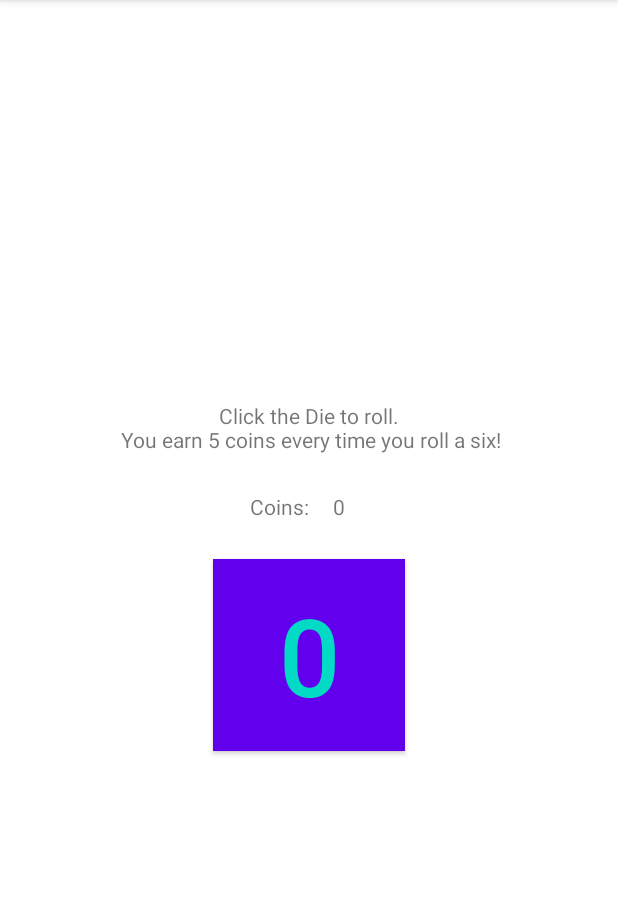
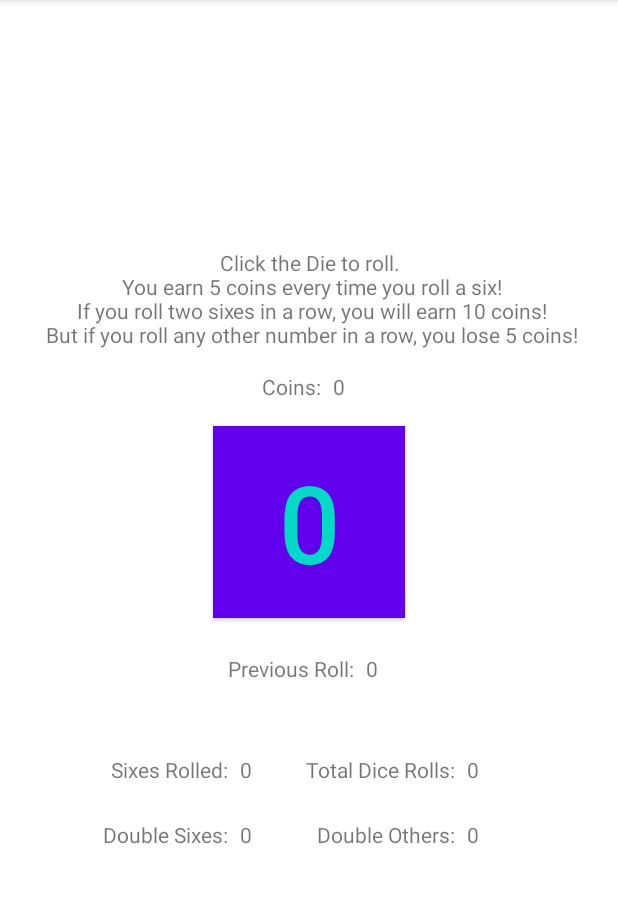
Before and after one commit to rohira-dhruv/DiceGames, an Android app: the screen it shows after launch (WalletActivity), on a phone screen of 412 x 824 dp, the part 84-987 px from its top. Run offline under Robolectric (Android 15) with nearby library versions, the phone set to English and light mode, and no system bars.

Commit message:
Finalize Portrait UI

```diff
--- a/app/src/main/java/androidsamples/java/dicegames/WalletActivity.java
+++ b/app/src/main/java/androidsamples/java/dicegames/WalletActivity.java
@@ -18,6 +18,11 @@ public class WalletActivity extends AppCompatActivity {
 
   private TextView mTxtBalance;
   private Button mBtnRoll;
+  private TextView mPrevRoll;
+  private TextView mSingleSixes;
+  private TextView mTotalRolls;
+  private TextView mDoubleSixes;
+  private TextView mDoubleOthers;
   private WalletViewModel mWalletVM;
 
   @Override
@@ -29,6 +34,11 @@ public class WalletActivity extends AppCompatActivity {
 
     mTxtBalance = findViewById(R.id.txt_balance);
     mBtnRoll = findViewById(R.id.btn_roll);
+    mPrevRoll = findViewById(R.id.txt_prev_roll_value);
+    mSingleSixes = findViewById(R.id.txt_sixes_rolled_value);
+    mTotalRolls = findViewById(R.id.txt_total_rolls_value);
+    mDoubleOthers = findViewById(R.id.txt_double_others_value);
+    mDoubleSixes = findViewById(R.id.txt_double_sixes_value);
 
     mWalletVM = new ViewModelProvider(this).get(WalletViewModel.class);
 
@@ -60,6 +70,11 @@ public class WalletActivity extends AppCompatActivity {
   private void updateUI() {
     mTxtBalance.setText(Integer.toString(mWalletVM.balance()));
     mBtnRoll.setText(Integer.toString(mWalletVM.dieValue()));
+    mPrevRoll.setText(Integer.toString(mWalletVM.previousRoll()));
+    mSingleSixes.setText(Integer.toString(mWalletVM.singleSixes()));
+    mTotalRolls.setText(Integer.toString(mWalletVM.totalRolls()));
+    mDoubleSixes.setText(Integer.toString(mWalletVM.doubleSixes()));
+    mDoubleOthers.setText(Integer.toString(mWalletVM.doubleOthers()));
   }
 
 //  @Override
--- a/app/src/main/res/layout-land/activity_wallet.xml
+++ b/app/src/main/res/layout-land/activity_wallet.xml
@@ -1,31 +1,169 @@
 <?xml version="1.0" encoding="utf-8"?>
+
+<!--<androidx.constraintlayout.widget.ConstraintLayout xmlns:android="http://schemas.android.com/apk/res/android"-->
+<!--    xmlns:app="http://schemas.android.com/apk/res-auto"-->
+<!--    xmlns:tools="http://schemas.android.com/tools"-->
+<!--    android:id="@+id/linearLayout2"-->
+<!--    android:layout_width="match_parent"-->
+<!--    android:layout_height="match_parent"-->
+<!--    android:gravity="center">-->
+
+<!--    <TextView-->
+<!--        android:id="@+id/txt_info"-->
+<!--        android:layout_width="wrap_content"-->
+<!--        android:layout_height="wrap_content"-->
+<!--        android:layout_marginTop="21dp"-->
+<!--        android:layout_marginEnd="17dp"-->
+<!--        android:layout_marginRight="17dp"-->
+<!--        android:text="@string/txt_info"-->
+<!--        android:textAlignment="center"-->
+<!--        app:layout_constraintEnd_toStartOf="@+id/btn_die"-->
+<!--        app:layout_constraintTop_toTopOf="@+id/btn_die" />-->
+
+
+<!--    <TextView-->
+<!--        android:id="@+id/txt_balance_label"-->
+<!--        android:layout_width="wrap_content"-->
+<!--        android:layout_height="wrap_content"-->
+<!--        android:layout_marginBottom="16dp"-->
+<!--        android:text="@string/coins"-->
+<!--        app:layout_constraintBottom_toTopOf="@+id/btn_die"-->
+<!--        app:layout_constraintEnd_toStartOf="@+id/txt_balance" />-->
+
+<!--    <TextView-->
+<!--        android:id="@+id/txt_balance"-->
+<!--        android:layout_width="wrap_content"-->
+<!--        android:layout_height="wrap_content"-->
+<!--        android:layout_marginEnd="196dp"-->
+<!--        android:layout_marginRight="196dp"-->
+<!--        android:padding="16dp"-->
+<!--        android:text="@string/zero"-->
+<!--        app:layout_constraintBaseline_toBaselineOf="@+id/txt_balance_label"-->
+<!--        app:layout_constraintEnd_toEndOf="parent" />-->
+
+
+<!--    <Button-->
+<!--        android:id="@+id/btn_die"-->
+<!--        android:layout_width="128dp"-->
+<!--        android:layout_height="128dp"-->
+<!--        android:layout_marginBottom="116dp"-->
+<!--        android:background="@color/purple_200"-->
+<!--        android:text="@string/zero"-->
+<!--        android:textAlignment="center"-->
+<!--        android:textColor="@color/teal_200"-->
+<!--        android:textSize="72sp"-->
+<!--        app:layout_constraintBottom_toBottomOf="parent"-->
+<!--        app:layout_constraintEnd_toStartOf="@+id/txt_balance"-->
+<!--        app:layout_constraintStart_toStartOf="@+id/txt_balance" />-->
+
+
+<!--</androidx.constraintlayout.widget.ConstraintLayout>-->
 
 <androidx.constraintlayout.widget.ConstraintLayout xmlns:android="http://schemas.android.com/apk/res/android"
     xmlns:app="http://schemas.android.com/apk/res-auto"
     xmlns:tools="http://schemas.android.com/tools"
-    android:id="@+id/linearLayout2"
+    android:id="@+id/linearLayout"
     android:layout_width="match_parent"
     android:layout_height="match_parent"
     android:gravity="center">
+
 
     <TextView
         android:id="@+id/txt_info"
         android:layout_width="wrap_content"
         android:layout_height="wrap_content"
-        android:layout_marginTop="21dp"
-        android:layout_marginEnd="17dp"
-        android:layout_marginRight="17dp"
+        android:layout_marginEnd="57dp"
+        android:layout_marginBottom="81dp"
         android:text="@string/txt_info"
         android:textAlignment="center"
-        app:layout_constraintEnd_toStartOf="@+id/btn_roll"
-        app:layout_constraintTop_toTopOf="@+id/btn_roll" />
+        app:layout_constraintBottom_toBottomOf="@+id/btn_roll"
+        app:layout_constraintEnd_toStartOf="@+id/btn_roll" />
+
+
+    <TextView
+        android:id="@+id/txt_sixes_rolled_label"
+        android:layout_width="wrap_content"
+        android:layout_height="wrap_content"
+        android:layout_marginEnd="39dp"
+        android:text="@string/sixes_rolled_label"
+        app:layout_constraintBaseline_toBaselineOf="@+id/txt_sixes_rolled_value"
+        app:layout_constraintEnd_toEndOf="@+id/txt_sixes_rolled_value" />
+
+    <TextView
+        android:id="@+id/txt_sixes_rolled_value"
+        android:layout_width="wrap_content"
+        android:layout_height="wrap_content"
+        android:padding="16dp"
+        android:text="@string/zero"
+        app:layout_constraintStart_toStartOf="@+id/txt_double_sixes_value"
+        app:layout_constraintTop_toBottomOf="@+id/txt_info" />
+
+    <TextView
+        android:id="@+id/txt_total_rolls_label"
+        android:layout_width="wrap_content"
+        android:layout_height="wrap_content"
+        android:layout_marginTop="16dp"
+        android:text="@string/total_rolls_label"
+        android:layout_marginStart="96dp"
+        app:layout_constraintBaseline_toBaselineOf="@id/txt_sixes_rolled_label"
+        app:layout_constraintStart_toEndOf="@id/txt_sixes_rolled_label"
+        app:layout_constraintEnd_toStartOf="@+id/txt_total_rolls_value"
+        app:layout_constraintTop_toBottomOf="@+id/txt_info" />
+
+    <TextView
+        android:id="@+id/txt_total_rolls_value"
+        android:layout_width="wrap_content"
+        android:layout_height="wrap_content"
+        android:padding="16dp"
+        android:text="@string/zero"
+        app:layout_constraintBaseline_toBaselineOf="@+id/txt_total_rolls_label"
+        app:layout_constraintStart_toEndOf="@+id/txt_total_rolls_label" />
+
+
+    <TextView
+        android:id="@+id/txt_double_sixes_label"
+        android:layout_width="wrap_content"
+        android:layout_height="wrap_content"
+        android:layout_marginEnd="39dp"
+        android:text="@string/double_sixes_label"
+        app:layout_constraintBaseline_toBaselineOf="@+id/txt_double_sixes_value"
+        app:layout_constraintEnd_toEndOf="@+id/txt_double_sixes_value" />
+
+    <TextView
+        android:id="@+id/txt_double_sixes_value"
+        android:layout_width="wrap_content"
+        android:layout_height="wrap_content"
+        android:layout_marginEnd="50dp"
+        android:padding="16dp"
+        android:text="@string/zero"
+        app:layout_constraintEnd_toStartOf="@+id/txt_double_others_label"
+        app:layout_constraintTop_toBottomOf="@+id/txt_sixes_rolled_value" />
+
+    <TextView
+        android:id="@+id/txt_double_others_label"
+        android:layout_width="wrap_content"
+        android:layout_height="wrap_content"
+        android:layout_marginTop="16dp"
+        android:text="@string/double_others_label"
+        app:layout_constraintEnd_toStartOf="@+id/txt_double_others_value"
+        app:layout_constraintTop_toBottomOf="@+id/txt_total_rolls_value" />
+
+    <TextView
+        android:id="@+id/txt_double_others_value"
+        android:layout_width="wrap_content"
+        android:layout_height="wrap_content"
+        android:padding="16dp"
+        android:text="@string/zero"
+        app:layout_constraintBaseline_toBaselineOf="@+id/txt_double_others_label"
+        app:layout_constraintEnd_toEndOf="parent"
+        app:layout_constraintStart_toStartOf="parent" />
 
 
     <TextView
         android:id="@+id/txt_balance_label"
         android:layout_width="wrap_content"
         android:layout_height="wrap_content"
-        android:layout_marginBottom="16dp"
+        android:layout_marginBottom="17dp"
         android:text="@string/coins"
         app:layout_constraintBottom_toTopOf="@+id/btn_roll"
         app:layout_constraintEnd_toStartOf="@+id/txt_balance" />
@@ -34,8 +172,8 @@
         android:id="@+id/txt_balance"
         android:layout_width="wrap_content"
         android:layout_height="wrap_content"
-        android:layout_marginEnd="196dp"
-        android:layout_marginRight="196dp"
+        android:layout_marginEnd="118dp"
+        android:layout_marginRight="118dp"
         android:padding="16dp"
         android:text="@string/zero"
         app:layout_constraintBaseline_toBaselineOf="@+id/txt_balance_label"
@@ -44,9 +182,8 @@
 
     <Button
         android:id="@+id/btn_roll"
-        android:layout_width="128dp"
-        android:layout_height="128dp"
-        android:layout_marginBottom="116dp"
+        android:layout_width="wrap_content"
+        android:layout_height="wrap_content"
         android:background="@color/purple_200"
         android:text="@string/zero"
         android:textAlignment="center"
@@ -54,7 +191,29 @@
         android:textSize="72sp"
         app:layout_constraintBottom_toBottomOf="parent"
         app:layout_constraintEnd_toStartOf="@+id/txt_balance"
-        app:layout_constraintStart_toStartOf="@+id/txt_balance" />
+        app:layout_constraintStart_toStartOf="@+id/txt_balance"
+        app:layout_constraintTop_toTopOf="parent" />
+
+
+    <TextView
+        android:id="@+id/txt_prev_roll_label"
+        android:layout_width="wrap_content"
+        android:layout_height="wrap_content"
+        android:layout_marginTop="16dp"
+        android:text="@string/prev_roll_label"
+        app:layout_constraintEnd_toStartOf="@+id/txt_prev_roll_value"
+        app:layout_constraintTop_toBottomOf="@+id/btn_roll" />
+
+    <TextView
+        android:id="@+id/txt_prev_roll_value"
+        android:layout_width="wrap_content"
+        android:layout_height="wrap_content"
+        android:layout_marginEnd="2dp"
+        android:layout_marginRight="2dp"
+        android:padding="16dp"
+        android:text="@string/zero"
+        app:layout_constraintBaseline_toBaselineOf="@+id/txt_prev_roll_label"
+        app:layout_constraintEnd_toEndOf="@+id/btn_roll" />
 
 
 </androidx.constraintlayout.widget.ConstraintLayout>
--- a/app/src/main/res/layout/activity_wallet.xml
+++ b/app/src/main/res/layout/activity_wallet.xml
@@ -2,7 +2,6 @@
 <androidx.constraintlayout.widget.ConstraintLayout xmlns:android="http://schemas.android.com/apk/res/android"
     xmlns:app="http://schemas.android.com/apk/res-auto"
     xmlns:tools="http://schemas.android.com/tools"
-    android:id="@+id/linearLayout"
     android:layout_width="match_parent"
     android:layout_height="match_parent"
     android:gravity="center"
@@ -12,13 +11,11 @@
       android:id="@+id/txt_info"
       android:layout_width="wrap_content"
       android:layout_height="wrap_content"
-      android:layout_marginTop="258dp"
-      android:layout_marginBottom="16dp"
+      android:layout_marginTop="165dp"
       android:text="@string/txt_info"
       android:textAlignment="center"
-      app:layout_constraintBottom_toTopOf="@+id/txt_balance_label"
-      app:layout_constraintEnd_toStartOf="@+id/txt_balance"
-      app:layout_constraintStart_toStartOf="@+id/txt_balance"
+      app:layout_constraintEnd_toEndOf="parent"
+      app:layout_constraintStart_toStartOf="parent"
       app:layout_constraintTop_toTopOf="parent" />
 
 
@@ -26,11 +23,11 @@
       android:id="@+id/txt_balance_label"
       android:layout_width="wrap_content"
       android:layout_height="wrap_content"
-      android:layout_marginBottom="16dp"
+      android:layout_marginTop="15dp"
+      android:layout_marginStart="200dp"
       android:text="@string/coins"
-      app:layout_constraintBottom_toTopOf="@+id/btn_roll"
       app:layout_constraintEnd_toStartOf="@+id/txt_balance"
-      app:layout_constraintHorizontal_chainStyle="packed"
+      app:layout_constraintHorizontal_bias="1"
       app:layout_constraintStart_toStartOf="parent"
       app:layout_constraintTop_toBottomOf="@+id/txt_info" />
 
@@ -38,26 +35,125 @@
       android:id="@+id/txt_balance"
       android:layout_width="wrap_content"
       android:layout_height="wrap_content"
-      android:padding="16dp"
+      android:layout_marginEnd="200dp"
+      android:padding="8dp"
       android:text="@string/zero"
+      app:layout_constraintStart_toEndOf="@id/txt_balance_label"
       app:layout_constraintBaseline_toBaselineOf="@+id/txt_balance_label"
-      app:layout_constraintEnd_toEndOf="parent"
-      app:layout_constraintStart_toEndOf="@+id/txt_balance_label" />
-
+      app:layout_constraintEnd_toEndOf="parent" />
 
   <Button
       android:id="@+id/btn_roll"
       android:layout_width="128dp"
       android:layout_height="128dp"
-      android:layout_marginBottom="258dp"
+      android:layout_marginTop="51dp"
+      android:layout_marginBottom="51dp"
       android:background="@color/purple_200"
       android:text="@string/zero"
       android:textAlignment="center"
       android:textColor="@color/teal_200"
       android:textSize="72sp"
+      app:layout_constraintBottom_toBottomOf="@+id/txt_prev_roll_value"
+      app:layout_constraintEnd_toEndOf="@+id/txt_balance"
+      app:layout_constraintStart_toStartOf="@+id/txt_balance_label"
+      app:layout_constraintTop_toBottomOf="@+id/txt_info" />
+
+
+  <TextView
+      android:id="@+id/txt_prev_roll_label"
+      android:layout_width="wrap_content"
+      android:layout_height="wrap_content"
+      android:layout_marginBottom="16dp"
+      android:text="@string/prev_roll_label"
+      app:layout_constraintTop_toBottomOf="@id/btn_roll"
+      app:layout_constraintBottom_toTopOf="@+id/txt_sixes_rolled_value"
+      app:layout_constraintEnd_toStartOf="@+id/txt_prev_roll_value"
+      app:layout_constraintStart_toStartOf="parent"
+      app:layout_constraintHorizontal_chainStyle="packed"/>
+
+  <TextView
+      android:id="@+id/txt_prev_roll_value"
+      android:layout_width="wrap_content"
+      android:layout_height="wrap_content"
+      android:padding="8dp"
+      android:text="@string/zero"
+      app:layout_constraintBaseline_toBaselineOf="@+id/txt_prev_roll_label"
+      app:layout_constraintStart_toEndOf="@id/txt_prev_roll_label"
+      app:layout_constraintEnd_toEndOf="parent" />
+
+  <TextView
+      android:id="@+id/txt_sixes_rolled_label"
+      android:layout_width="wrap_content"
+      android:layout_height="wrap_content"
+      android:text="@string/sixes_rolled_label"
+      app:layout_constraintBaseline_toBaselineOf="@+id/txt_sixes_rolled_value"
+      app:layout_constraintEnd_toStartOf="@+id/txt_prev_roll_label" />
+
+  <TextView
+      android:id="@+id/txt_sixes_rolled_value"
+      android:layout_width="wrap_content"
+      android:layout_height="wrap_content"
+      android:padding="8dp"
+      android:text="@string/zero"
+      app:layout_constraintBaseline_toBaselineOf="@id/txt_sixes_rolled_label"
       app:layout_constraintBottom_toBottomOf="parent"
-      app:layout_constraintEnd_toEndOf="parent"
-      app:layout_constraintStart_toStartOf="parent"
-      app:layout_constraintTop_toBottomOf="@+id/txt_balance_label" />
+      app:layout_constraintStart_toEndOf="@+id/txt_sixes_rolled_label"
+      app:layout_constraintTop_toTopOf="@+id/txt_balance_label" />
+
+  <TextView
+      android:id="@+id/txt_total_rolls_label"
+      android:layout_width="wrap_content"
+      android:layout_height="wrap_content"
+      android:layout_marginStart="28dp"
+      android:text="@string/total_rolls_label"
+      app:layout_constraintBaseline_toBaselineOf="@id/txt_sixes_rolled_label"
+      app:layout_constraintEnd_toStartOf="@+id/txt_total_rolls_value"
+      app:layout_constraintStart_toEndOf="@id/txt_sixes_rolled_value" />
+
+  <TextView
+      android:id="@+id/txt_total_rolls_value"
+      android:layout_width="wrap_content"
+      android:layout_height="wrap_content"
+      android:padding="8dp"
+      android:text="@string/zero"
+      app:layout_constraintBaseline_toBaselineOf="@+id/txt_total_rolls_label"
+      app:layout_constraintStart_toEndOf="@+id/txt_total_rolls_label" />
+
+
+  <TextView
+      android:id="@+id/txt_double_sixes_label"
+      android:layout_width="wrap_content"
+      android:layout_height="wrap_content"
+      android:text="@string/double_sixes_label"
+      app:layout_constraintBaseline_toBaselineOf="@+id/txt_double_sixes_value"
+      app:layout_constraintEnd_toStartOf="@+id/txt_sixes_rolled_value" />
+
+  <TextView
+      android:id="@+id/txt_double_sixes_value"
+      android:layout_width="wrap_content"
+      android:layout_height="wrap_content"
+      android:padding="8dp"
+      android:text="@string/zero"
+      app:layout_constraintBaseline_toBaselineOf="@id/txt_double_others_label"
+      app:layout_constraintStart_toEndOf="@+id/txt_double_sixes_label"
+      app:layout_constraintTop_toBottomOf="@+id/txt_sixes_rolled_value" />
+
+  <TextView
+      android:id="@+id/txt_double_others_label"
+      android:layout_width="wrap_content"
+      android:layout_height="wrap_content"
+      android:layout_marginTop="16dp"
+      android:text="@string/double_others_label"
+      app:layout_constraintEnd_toStartOf="@+id/txt_double_others_value"
+      app:layout_constraintTop_toBottomOf="@+id/txt_total_rolls_value" />
+
+  <TextView
+      android:id="@+id/txt_double_others_value"
+      android:layout_width="wrap_content"
+      android:layout_height="wrap_content"
+      android:padding="8dp"
+      android:text="@string/zero"
+      app:layout_constraintBaseline_toBaselineOf="@+id/txt_double_others_label"
+      app:layout_constraintStart_toStartOf="@+id/txt_total_rolls_value" />
 
 </androidx.constraintlayout.widget.ConstraintLayout>
--- a/app/src/main/res/values/strings.xml
+++ b/app/src/main/res/values/strings.xml
@@ -1,6 +1,11 @@
 <resources>
   <string name="app_name">Dice Games</string>
-  <string name="txt_info">Click the Die to roll.\n You earn 5 coins every time you roll a six!</string>
+  <string name="txt_info">Click the Die to roll.\n You earn 5 coins every time you roll a six!\n If you roll two sixes in a row, you will earn 10 coins!\n But if you roll any other number in a row, you lose 5 coins!</string>
   <string name="coins">Coins:</string>
   <string name="zero">0</string>
+  <string name="prev_roll_label">Previous Roll:</string>
+  <string name="sixes_rolled_label">Sixes Rolled:</string>
+  <string name="total_rolls_label">Total Dice Rolls:</string>
+  <string name="double_sixes_label">Double Sixes:</string>
+  <string name="double_others_label">Double Others:</string>
 </resources>
```
